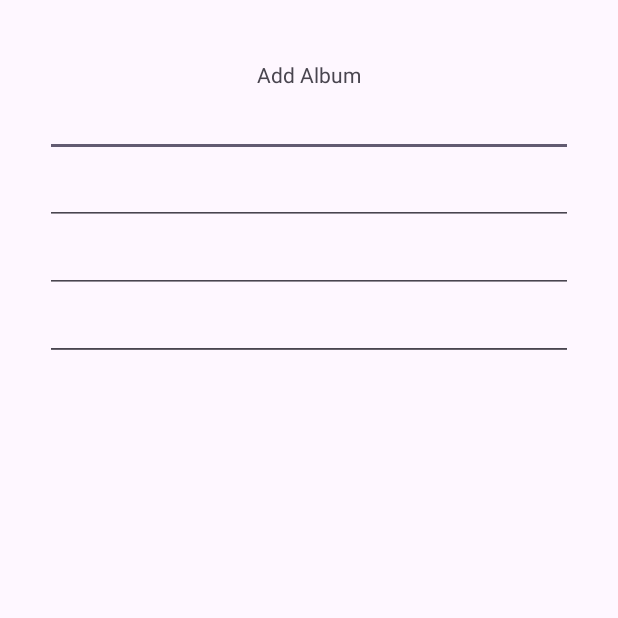
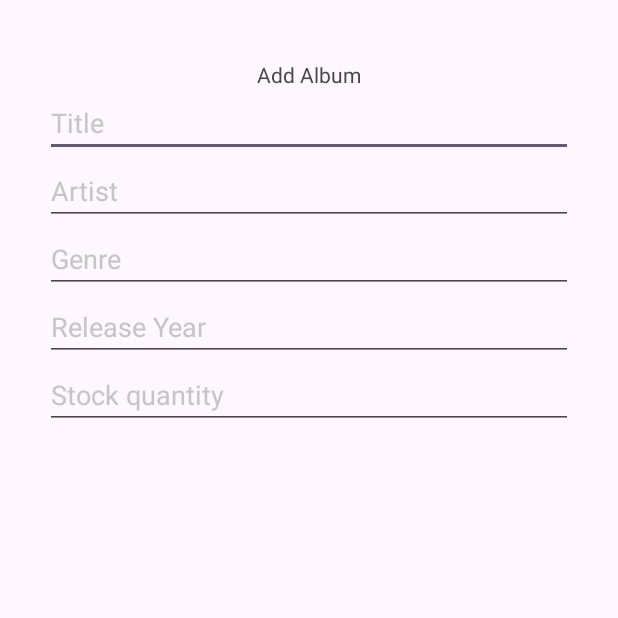
Before and after one commit to JcksonMCD/recordshop-android, an Android app: the AddNewAlbumActivity screen opened directly, with no data from a screen before it, on a phone screen of 412 x 824 dp, the top half of it. Run offline under Robolectric (Android 15) with nearby library versions, the phone set to English and light mode, and no system bars; our stand-ins replace data binding.

Commit message:
Feat: Added two way databinding and hints to add_album xml layout

```diff
--- a/app/src/main/res/layout/activity_add_new_album.xml
+++ b/app/src/main/res/layout/activity_add_new_album.xml
@@ -1,7 +1,16 @@
 <?xml version="1.0" encoding="utf-8"?>
-<androidx.constraintlayout.widget.ConstraintLayout xmlns:android="http://schemas.android.com/apk/res/android"
+<layout
+    xmlns:android="http://schemas.android.com/apk/res/android"
     xmlns:app="http://schemas.android.com/apk/res-auto"
-    xmlns:tools="http://schemas.android.com/tools"
+    xmlns:tools="http://schemas.android.com/tools">
+
+    <data>
+        <variable
+            name="album"
+            type="com.example.recordshop_frontend.model.Album" />
+    </data>
+
+<androidx.constraintlayout.widget.ConstraintLayout
     android:id="@+id/main"
     android:layout_width="match_parent"
     android:layout_height="match_parent"
@@ -11,6 +20,7 @@
         android:id="@+id/title"
         android:layout_width="wrap_content"
         android:layout_height="wrap_content"
+        android:gravity="center"
         app:layout_constraintTop_toTopOf="parent"
         app:layout_constraintStart_toStartOf="parent"
         app:layout_constraintEnd_toEndOf="parent"
@@ -19,16 +29,20 @@
 
     <EditText
         android:id="@+id/addTitle"
+        android:hint="Title"
+        android:textColorHint="@color/grey"
+        android:text="@={album.albumName}"
         android:layout_width="match_parent"
         android:layout_height="wrap_content"
         android:layout_marginEnd="30dp"
         android:layout_marginStart="30dp"
-        android:autofillHints="Title"
         app:layout_constraintTop_toBottomOf="@+id/title"/>
 
     <EditText
         android:id="@+id/addArtist"
-        android:autofillHints="Artist"
+        android:hint="Artist"
+        android:textColorHint="@color/grey"
+        android:text="@={album.artist.artistName}"
         android:layout_width="match_parent"
         android:layout_height="wrap_content"
         android:layout_marginEnd="30dp"
@@ -37,7 +51,9 @@
 
     <EditText
         android:id="@+id/addGenre"
-        android:autofillHints="Genre"
+        android:hint="Genre"
+        android:textColorHint="@color/grey"
+        android:text="@={album.genre}"
         android:layout_width="match_parent"
         android:layout_height="wrap_content"
         android:layout_marginEnd="30dp"
@@ -46,7 +62,9 @@
 
     <EditText
         android:id="@+id/addReleaseYear"
-        android:autofillHints="Release Year"
+        android:hint="Release Year"
+        android:textColorHint="@color/grey"
+        android:text="@={album.releaseYear}"
         android:layout_width="match_parent"
         android:layout_height="wrap_content"
         android:layout_marginEnd="30dp"
@@ -55,14 +73,17 @@
 
     <EditText
         android:id="@+id/addStockQuantity"
-        android:autofillHints="Stock quantity"
+        android:hint="Stock quantity"
+        android:textColorHint="@color/grey"
+        android:text="@={album.albumName}"
         android:layout_width="match_parent"
         android:layout_height="wrap_content"
         android:layout_marginEnd="30dp"
         android:layout_marginStart="30dp"
-        app:layout_constraintTop_toBottomOf="@+id/addGenre"/>
+        app:layout_constraintTop_toBottomOf="@+id/addReleaseYear"/>
 
 
 
 
 </androidx.constraintlayout.widget.ConstraintLayout>
+</layout>
--- a/app/src/main/res/values/colors.xml
+++ b/app/src/main/res/values/colors.xml
@@ -2,4 +2,5 @@
 <resources>
     <color name="black">#FF000000</color>
     <color name="white">#FFFFFFFF</color>
+    <color name="grey">#c5c5c5</color>
 </resources>
```
